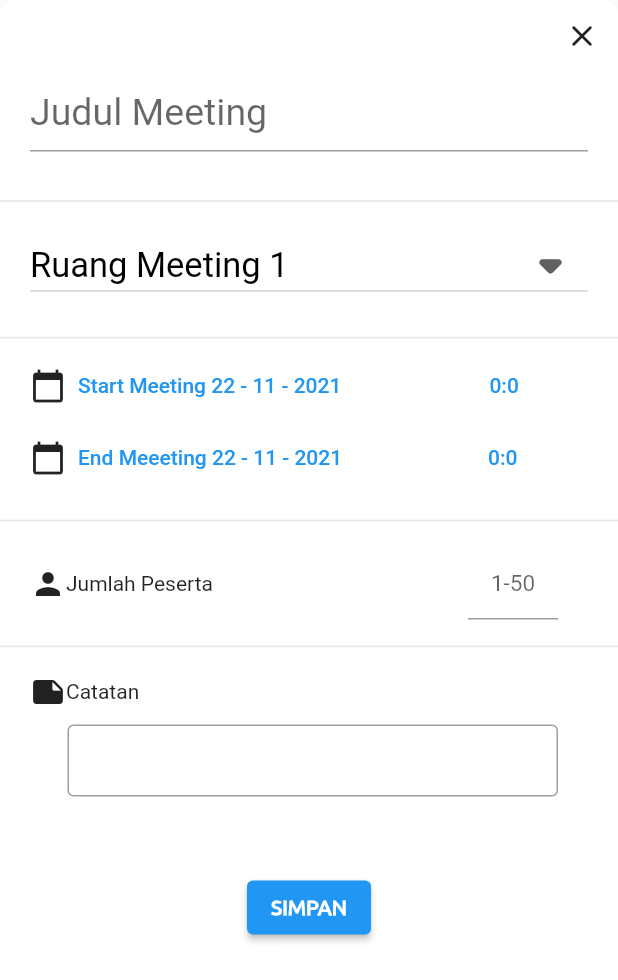
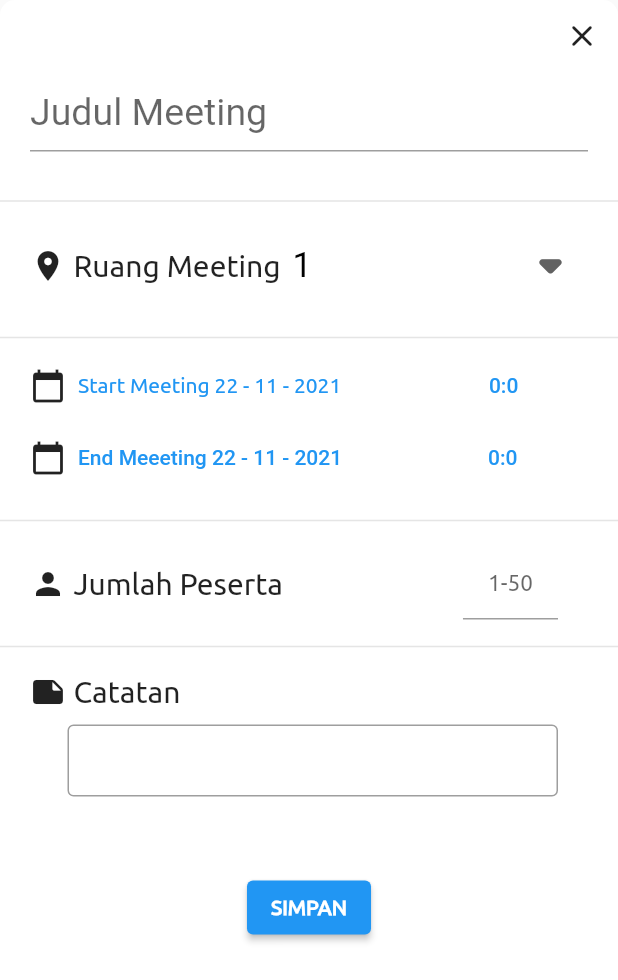
Before and after one commit to yasrialdi/request_meeting_room, a Flutter app: the PageAddBooking widget shown alone on an empty page, opened directly, on a phone screen of 412 x 824 dp. Shown: the top 980 px of the screen. Run offline on Flutter 3.47's test engine with Material 2 defaults, Android fonts, the phone set to English and light mode, and no system bars; our stand-ins replace date_format, introduction_screen, syncfusion_flutter_calendar; network calls fail; Roboto replaces fonts that are missing (Cambria, cambria); project files that could hold a hidden picture were left out.

Commit message:
Update Add Booking

```diff
--- a/lib/addbooking/RepositoryAdd.dart
+++ b/lib/addbooking/RepositoryAdd.dart
@@ -4,7 +4,7 @@ import 'package:http/http.dart' as http;
 import 'package:request_meeting_room/model/model_info_room.dart';
 
 class RepositoryAdd {
-  final AddUrl = 'https://empkp.000webhostapp.com/adddatabooking.php';
+  final AddUrl = 'https://empkp.000webhostapp.com/adddatabooking1lagi.php';
 
   Future postDataAdd(
       String judul, String ruangan, String mulai, String selesai, String jumlah, String catatan) async {
--- a/lib/addbooking/add_booking.dart
+++ b/lib/addbooking/add_booking.dart
@@ -15,7 +15,7 @@ class PageAddBooking extends StatefulWidget {
 }
 
 class _PageAddBookingState extends State<PageAddBooking> {
-  String dropdownRuang = 'Ruang Meeting 1';
+  String dropdownRuang = '1';
   DateTime selectedDate1 = DateTime.now();
   DateTime selectedDate2 = DateTime.now();
 
@@ -120,11 +120,11 @@ class _PageAddBookingState extends State<PageAddBooking> {
 
     _timeController1.text = formatDate(
         DateTime(2019, 08, 1, DateTime.now().hour, DateTime.now().minute),
-        [hh, ':', nn, " ", am]).toString();
+        [HH, ':', nn]).toString();
 
     _timeController2.text = formatDate(
         DateTime(2019, 08, 1, DateTime.now().hour, DateTime.now().minute),
-        [hh, ':', nn, " ", am]).toString();
+        [HH, ':', nn]).toString();
     super.initState();
   }
 
@@ -142,7 +142,7 @@ class _PageAddBookingState extends State<PageAddBooking> {
       child: Text("Continue"),
       onPressed:  () async {
         postBook();
-        Navigator.pushReplacement(context,
+        Navigator.push(context,
             MaterialPageRoute(builder: (_) => PageNavBottomBar()));
       },
     );
@@ -215,6 +215,18 @@ class _PageAddBookingState extends State<PageAddBooking> {
             SizedBox(height: 10),
             Padding(
               padding: const EdgeInsets.only(left: 20, right: 20),
+              child: Row(
+                children: [
+                  Icon(Icons.room),
+                  SizedBox(width: 5),
+                  Text("Ruang Meeting",
+                    style: TextStyle(
+                        fontSize: 20,
+                        fontFamily: "Ubuntu"
+                    ),),
+                  SizedBox(width: 8),
+                  Expanded(
+                    child: DropdownButtonHideUnderline(
                       child: DropdownButton<String>(
                         isExpanded: true,
                         value: dropdownRuang,
@@ -228,13 +240,18 @@ class _PageAddBookingState extends State<PageAddBooking> {
                             dropdownRuang = newValue!;
                           });
                         },
-                items: <String>['Ruang Meeting 1', 'Ruang Meeting 2', 'Ruang Meeting 1 & 2']
+                        hint: Text("Pilih Ruang Meeting"),
+                        items: <String>['1', '2', '3']
                             .map<DropdownMenuItem<String>>((String value) {
                           return DropdownMenuItem<String>(
                             value: value,
                             child: Text(value),
                           );
                         }).toList(),
+                      ),
+                    ),
+                  ),
+                ],
               ),
             ),
             SizedBox(height: 15),
@@ -255,9 +272,10 @@ class _PageAddBookingState extends State<PageAddBooking> {
                     onPressed: () {
                       _selectDate1(context);
                     },
-                    child: Text("Start Meeting ${selectedDate1.day} - ${selectedDate1.month} - ${selectedDate1.year} "),
-
-                  ),
+                    child: Text("Start Meeting ${selectedDate1.day} - ${selectedDate1.month} - ${selectedDate1.year} ",
+                      style: TextStyle(
+                          fontFamily: "Ubuntu"
+                      ),),),
                   SizedBox(width: 65),
                   Row(
                     mainAxisAlignment: MainAxisAlignment.end,
@@ -317,8 +335,13 @@ class _PageAddBookingState extends State<PageAddBooking> {
                 mainAxisAlignment: MainAxisAlignment.start,
                 children: [
                   Icon(Icons.person),
-                  Text("Jumlah Peserta"),
-                  SizedBox(width: 170),
+                  SizedBox(width: 5),
+                  Text("Jumlah Peserta",
+                    style: TextStyle(
+                      fontSize: 20,
+                      fontFamily: "Ubuntu"
+                    ),),
+                  SizedBox(width: 120),
                   Expanded(
                     child: TextField(
                       controller: _jumlahpesertaController,
@@ -327,7 +350,7 @@ class _PageAddBookingState extends State<PageAddBooking> {
                       keyboardType: TextInputType.number,
                       decoration: InputDecoration(
                         hintText: "1-50",
-                        hintStyle: TextStyle(fontFamily: "Cambria"),
+                        hintStyle: TextStyle(fontFamily: "Ubuntu"),
                       ),
                     ),
                   ),
@@ -349,7 +372,13 @@ class _PageAddBookingState extends State<PageAddBooking> {
                 mainAxisAlignment: MainAxisAlignment.start,
                 children: [
                   Icon(Icons.note_rounded),
-                  Text("Catatan"),
+                  SizedBox(width: 5),
+                  Text("Catatan",
+                    style: TextStyle(
+                        fontSize: 20,
+                        fontFamily: "Ubuntu"
+                    ),),
+              SizedBox(width: 50),
 
                 ],
               ),
```
Lines whose indentation alone changed are shown as unchanged.
